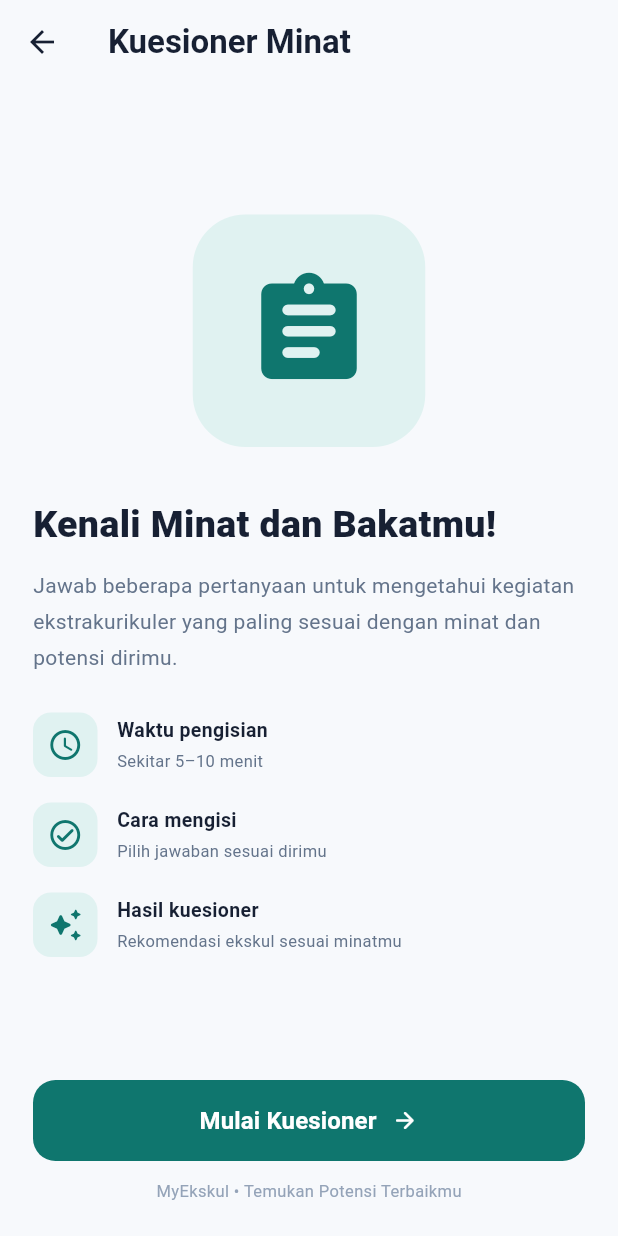
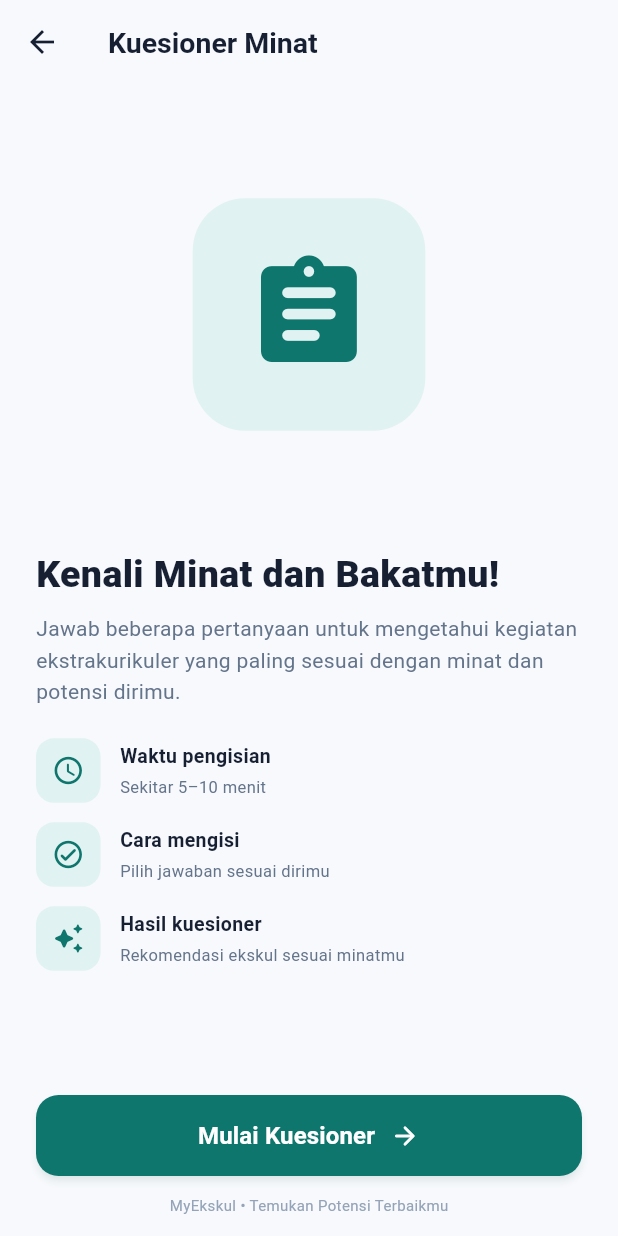
Before and after one commit to diniartika2402-spec/MyEkskul, a Flutter app: the KuesionerIntroPage screen opened directly with empty values, on a phone screen of 412 x 824 dp. Run offline on Flutter 3.47's test engine with Material 3 defaults, Android fonts, the phone set to English and light mode, and no system bars; our stand-ins replace image_picker; Roboto replaces fonts that are missing (Poppins).

Commit message:
Perbaiki kesalahan ukuran dan tampilan

```diff
--- a/lib/pages/user/kuesioner_intro_page.dart
+++ b/lib/pages/user/kuesioner_intro_page.dart
@@ -12,99 +12,11 @@ class KuesionerIntroPage extends StatelessWidget {
 
   static const Color primary = Color(0xFF0F766E);
   static const Color background = Color(0xFFF7F9FC);
+  static const Color textDark = Color(0xFF172033);
+  static const Color muted = Color(0xFF64748B);
+  static const Color softTeal = Color(0xFFE0F2F1);
 
-  @override
-  Widget build(BuildContext context) {
-    return Scaffold(
-      backgroundColor: background,
-      appBar: AppBar(
-        backgroundColor: background,
-        elevation: 0,
-        foregroundColor: const Color(0xFF172033),
-        title: const Text(
-          'Kuesioner Minat',
-          style: TextStyle(
-            fontWeight: FontWeight.bold,
-          ),
-        ),
-      ),
-      body: SafeArea(
-        child: Padding(
-          padding: const EdgeInsets.all(22),
-          child: Column(
-            crossAxisAlignment: CrossAxisAlignment.start,
-            children: [
-              const Spacer(),
-
-              Center(
-                child: Container(
-                  width: 155,
-                  height: 155,
-                  decoration: BoxDecoration(
-                    color: const Color(0xFFE0F2F1),
-                    borderRadius: BorderRadius.circular(35),
-                  ),
-                  child: const Icon(
-                    Icons.assignment_rounded,
-                    size: 85,
-                    color: primary,
-                  ),
-                ),
-              ),
-
-              const SizedBox(height: 35),
-
-              const Text(
-                'Kenali Minat dan Bakatmu!',
-                style: TextStyle(
-                  fontSize: 25,
-                  fontWeight: FontWeight.w800,
-                  color: Color(0xFF172033),
-                  height: 1.3,
-                ),
-              ),
-
-              const SizedBox(height: 12),
-
-              const Text(
-                'Jawab beberapa pertanyaan untuk '
-                'mengetahui kegiatan ekstrakurikuler '
-                'yang paling sesuai dengan minat dan '
-                'potensi dirimu.',
-                style: TextStyle(
-                  fontSize: 14,
-                  color: Color(0xFF64748B),
-                  height: 1.7,
-                ),
-              ),
-
-              const SizedBox(height: 25),
-
-              _infoItem(
-                Icons.schedule_rounded,
-                'Waktu pengisian',
-                'Sekitar 5–10 menit',
-              ),
-
-              _infoItem(
-                Icons.check_circle_outline_rounded,
-                'Cara mengisi',
-                'Pilih jawaban sesuai dirimu',
-              ),
-
-              _infoItem(
-                Icons.auto_awesome_rounded,
-                'Hasil kuesioner',
-                'Rekomendasi ekskul sesuai minatmu',
-              ),
-
-              const Spacer(),
-
-              SizedBox(
-                width: double.infinity,
-                height: 54,
-                child: ElevatedButton(
-                  onPressed: () {
+  void _mulaiKuesioner(BuildContext context) {
     Navigator.push(
       context,
       MaterialPageRoute(
@@ -113,90 +25,269 @@ class KuesionerIntroPage extends StatelessWidget {
         ),
       ),
     );
+  }
+
+  @override
+  Widget build(BuildContext context) {
+    return Scaffold(
+      backgroundColor: background,
+
+      appBar: AppBar(
+        backgroundColor: background,
+        elevation: 0,
+        foregroundColor: textDark,
+        title: const Text(
+          'Kuesioner Minat',
+          style: TextStyle(
+            fontWeight: FontWeight.bold,
+            fontSize: 19,
+          ),
+        ),
+      ),
+
+      body: SafeArea(
+        child: LayoutBuilder(
+          builder: (context, constraints) {
+            final height = constraints.maxHeight;
+
+            // Menyesuaikan ukuran untuk layar pendek.
+            final compact = height < 650;
+
+            final horizontalPadding = compact ? 20.0 : 24.0;
+            final imageSize = (height * 0.23).clamp(
+              105.0,
+              155.0,
+            );
+
+            return Padding(
+              padding: EdgeInsets.symmetric(
+                horizontal: horizontalPadding,
+                vertical: compact ? 8 : 14,
+              ),
+
+              child: Column(
+                crossAxisAlignment: CrossAxisAlignment.start,
+                children: [
+
+                  // =====================================
+                  // ILUSTRASI
+                  // =====================================
+
+                  Expanded(
+                    flex: 4,
+                    child: Center(
+                      child: Container(
+                        width: imageSize,
+                        height: imageSize,
+                        decoration: BoxDecoration(
+                          color: softTeal,
+                          borderRadius: BorderRadius.circular(
+                            compact ? 28 : 35,
+                          ),
+                        ),
+                        child: Icon(
+                          Icons.assignment_rounded,
+                          size: imageSize * 0.55,
+                          color: primary,
+                        ),
+                      ),
+                    ),
+                  ),
+
+                  SizedBox(height: compact ? 8 : 18),
+
+                  // =====================================
+                  // JUDUL
+                  // =====================================
+
+                  Text(
+                    'Kenali Minat dan Bakatmu!',
+                    maxLines: 2,
+                    style: TextStyle(
+                      fontSize: compact ? 22 : 25,
+                      fontWeight: FontWeight.w800,
+                      color: textDark,
+                      height: 1.2,
+                    ),
+                  ),
+
+                  SizedBox(height: compact ? 7 : 12),
+
+                  // =====================================
+                  // DESKRIPSI
+                  // =====================================
+
+                  Text(
+                    'Jawab beberapa pertanyaan untuk '
+                    'mengetahui kegiatan ekstrakurikuler '
+                    'yang paling sesuai dengan minat dan '
+                    'potensi dirimu.',
+                    maxLines: compact ? 3 : 4,
+                    overflow: TextOverflow.ellipsis,
+                    style: TextStyle(
+                      fontSize: compact ? 12 : 14,
+                      color: muted,
+                      height: 1.5,
+                    ),
+                  ),
+
+                  SizedBox(height: compact ? 12 : 20),
+
+                  // =====================================
+                  // INFORMASI KUESIONER
+                  // =====================================
+
+                  _infoItem(
+                    Icons.schedule_rounded,
+                    'Waktu pengisian',
+                    'Sekitar 5–10 menit',
+                    compact,
+                  ),
+
+                  _infoItem(
+                    Icons.check_circle_outline_rounded,
+                    'Cara mengisi',
+                    'Pilih jawaban sesuai dirimu',
+                    compact,
+                  ),
+
+                  _infoItem(
+                    Icons.auto_awesome_rounded,
+                    'Hasil kuesioner',
+                    'Rekomendasi ekskul sesuai minatmu',
+                    compact,
+                  ),
+
+                  const Spacer(flex: 1),
+
+                  // =====================================
+                  // TOMBOL MULAI
+                  // =====================================
+
+                  SizedBox(
+                    width: double.infinity,
+                    height: compact ? 48 : 54,
+                    child: ElevatedButton(
+                      onPressed: () {
+                        _mulaiKuesioner(context);
                       },
+
                       style: ElevatedButton.styleFrom(
                         backgroundColor: primary,
                         foregroundColor: Colors.white,
-                    elevation: 0,
+                        elevation: 2,
+                        shadowColor: primary.withOpacity(0.2),
                         shape: RoundedRectangleBorder(
                           borderRadius: BorderRadius.circular(15),
                         ),
                       ),
-                  child: const Row(
+
+                      child: Row(
                         mainAxisAlignment: MainAxisAlignment.center,
                         children: [
                           Text(
                             'Mulai Kuesioner',
                             style: TextStyle(
-                          fontSize: 16,
+                              fontSize: compact ? 14 : 16,
                               fontWeight: FontWeight.bold,
                             ),
                           ),
-                      SizedBox(width: 10),
-                      Icon(Icons.arrow_forward_rounded),
+                          const SizedBox(width: 10),
+                          const Icon(
+                            Icons.arrow_forward_rounded,
+                            size: 20,
+                          ),
                         ],
                       ),
                     ),
                   ),
 
-              const SizedBox(height: 12),
+                  SizedBox(height: compact ? 7 : 12),
+
+                  // =====================================
+                  // FOOTER
+                  // =====================================
 
                   const Center(
                     child: Text(
                       'MyEkskul • Temukan Potensi Terbaikmu',
+                      maxLines: 1,
                       style: TextStyle(
-                    fontSize: 11,
+                        fontSize: 10,
                         color: Color(0xFF94A3B8),
                       ),
                     ),
                   ),
+
                 ],
               ),
+            );
+          },
         ),
       ),
     );
   }
 
+  // =====================================
+  // WIDGET INFORMASI
+  // =====================================
+
   Widget _infoItem(
     IconData icon,
     String title,
     String subtitle,
+    bool compact,
   ) {
+    final iconSize = compact ? 38.0 : 43.0;
+
     return Padding(
-      padding: const EdgeInsets.only(bottom: 17),
+      padding: EdgeInsets.only(
+        bottom: compact ? 8 : 13,
+      ),
+
       child: Row(
         children: [
           Container(
-            width: 43,
-            height: 43,
+            width: iconSize,
+            height: iconSize,
             decoration: BoxDecoration(
-              color: const Color(0xFFE0F2F1),
+              color: softTeal,
               borderRadius: BorderRadius.circular(12),
             ),
             child: Icon(
               icon,
               color: primary,
+              size: compact ? 19 : 22,
             ),
           ),
-          const SizedBox(width: 13),
+
+          SizedBox(width: compact ? 11 : 13),
+
           Expanded(
             child: Column(
               crossAxisAlignment: CrossAxisAlignment.start,
+              mainAxisAlignment: MainAxisAlignment.center,
               children: [
                 Text(
                   title,
-                  style: const TextStyle(
+                  maxLines: 1,
+                  overflow: TextOverflow.ellipsis,
+                  style: TextStyle(
                     fontWeight: FontWeight.bold,
-                    fontSize: 13,
-                    color: Color(0xFF172033),
+                    fontSize: compact ? 12 : 13,
+                    color: textDark,
                   ),
                 ),
+
                 const SizedBox(height: 3),
+
                 Text(
                   subtitle,
-                  style: const TextStyle(
-                    fontSize: 11,
-                    color: Color(0xFF64748B),
+                  maxLines: 1,
+                  overflow: TextOverflow.ellipsis,
+                  style: TextStyle(
+                    fontSize: compact ? 10 : 11,
+                    color: muted,
                   ),
                 ),
               ],
```
Lines whose indentation alone changed are shown as unchanged.
